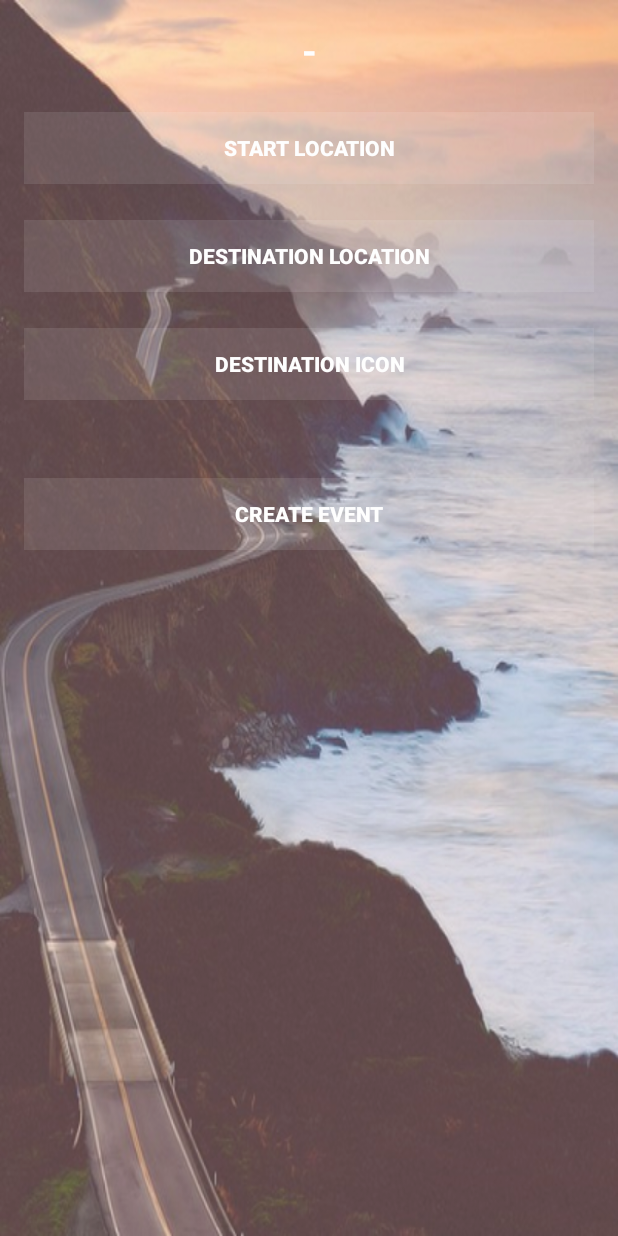
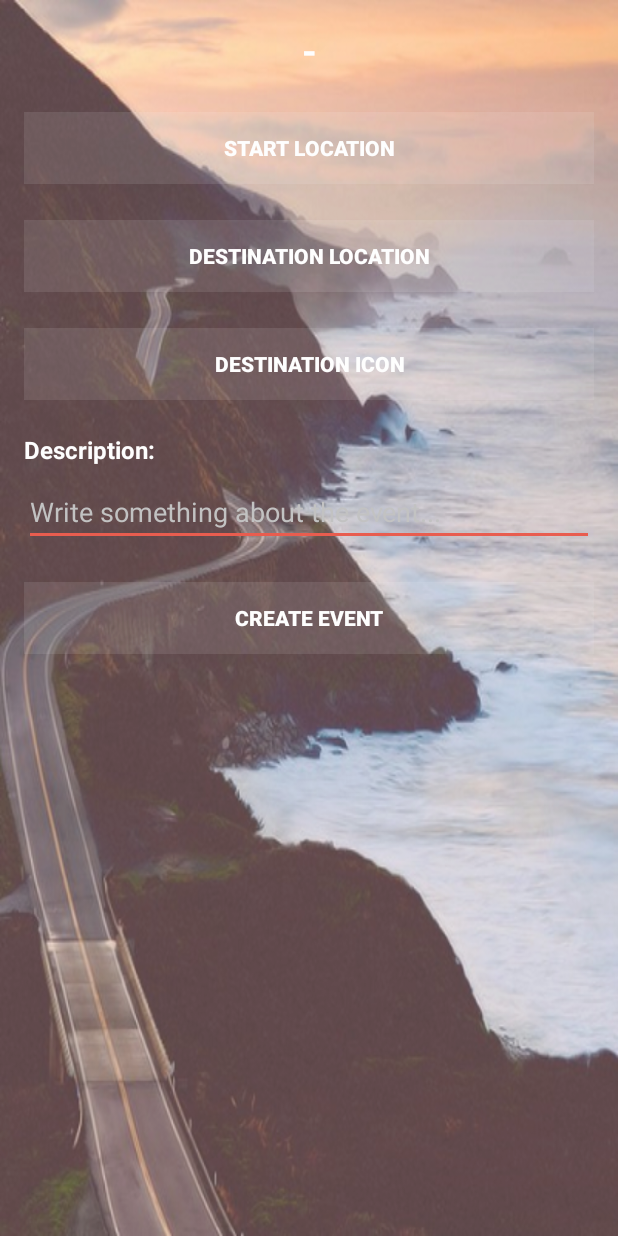
Before and after one commit to shubhamvishnu/TISY, an Android app: the CreateEvent screen opened directly, with no data from a screen before it, on a phone screen of 412 x 824 dp. Run offline under Robolectric (Android 15) with nearby library versions, the phone set to English and light mode, and no system bars; libraries missing offline, so code that uses them is left out: com.firebase.client; plain views replace CircularImageView; 3 statements that could not run were skipped.

Commit message:
Updated the create event layout. Added event description option.

```diff
--- a/app/src/main/res/layout/activity_create_event.xml
+++ b/app/src/main/res/layout/activity_create_event.xml
@@ -1,12 +1,12 @@
 <?xml version="1.0" encoding="utf-8"?>
 <android.support.design.widget.CoordinatorLayout xmlns:android="http://schemas.android.com/apk/res/android"
+    xmlns:app="http://schemas.android.com/apk/res-auto"
     xmlns:tools="http://schemas.android.com/tools"
-    xmlns:app="http://schemas.android.com/apk/res-auto"
     android:id="@+id/coordinatorLayoutCreateEvent"
+    android:layout_width="match_parent"
+    android:layout_height="match_parent"
+    android:alpha="0.9"
     android:background="@drawable/background_create_event"
-    android:layout_width="match_parent"
-    android:alpha="0.9"
-    android:layout_height="match_parent"
     tools:context=".CreateEvent">
 
 
@@ -55,71 +55,74 @@
                     <!--android:layout_below="@id/userId"-->
                     <!--android:orientation="vertical">-->
                     <LinearLayout
+                        android:id="@+id/sLocationLinearLayout"
                         android:layout_width="fill_parent"
                         android:layout_height="wrap_content"
                         android:layout_below="@+id/userId"
+                        android:orientation="horizontal"
                         android:paddingBottom="@dimen/activity_vertical_margin"
                         android:paddingLeft="@dimen/activity_horizontal_margin"
                         android:paddingRight="@dimen/activity_horizontal_margin"
-                        android:paddingTop="@dimen/activity_vertical_margin"
-                        android:id="@+id/sLocationLinearLayout"
-                        android:orientation="horizontal">
+                        android:paddingTop="@dimen/activity_vertical_margin">
+
                         <EditText
                             android:id="@+id/sLocationDescEditText"
                             android:layout_width="0dp"
                             android:layout_height="38dp"
                             android:layout_weight="1"
-                            android:textCursorDrawable="@drawable/edit_text_curson_color_style"
-                            android:textSize="16dp"
+                            android:hint="Start Location"
                             android:scrollbarAlwaysDrawVerticalTrack="true"
                             android:scrollbars="vertical"
+                            android:textColor="@android:color/white"
                             android:textColorHint="#bcbcbc"
-                            android:hint="Start Location"
-                            android:textColor="@android:color/white" />
+                            android:textCursorDrawable="@drawable/edit_text_curson_color_style"
+                            android:textSize="16dp" />
 
                         <android.support.v7.widget.AppCompatImageButton
                             android:id="@+id/editSLocationImageButton"
                             android:layout_width="38dp"
                             android:layout_height="38dp"
-                            android:tint="@android:color/white"
                             android:adjustViewBounds="true"
                             android:background="@android:color/transparent"
                             android:elevation="20dp"
                             android:scaleType="fitCenter"
+                            android:tint="@android:color/white"
                             app:srcCompat="@drawable/edit_slocation_icon" />
                     </LinearLayout>
+
                     <LinearLayout
+                        android:id="@+id/dLocationLinearLayout"
                         android:layout_width="fill_parent"
                         android:layout_height="wrap_content"
                         android:layout_below="@+id/sLocationLinearLayout"
-                        android:id="@+id/dLocationLinearLayout"
+                        android:orientation="horizontal"
                         android:paddingBottom="@dimen/activity_vertical_margin"
                         android:paddingLeft="@dimen/activity_horizontal_margin"
                         android:paddingRight="@dimen/activity_horizontal_margin"
-                        android:paddingTop="@dimen/activity_vertical_margin"
-                        android:orientation="horizontal">
+                        android:paddingTop="@dimen/activity_vertical_margin">
+
                         <EditText
                             android:id="@+id/dLocationDescEditText"
                             android:layout_width="0dp"
                             android:layout_height="38dp"
                             android:layout_weight="1"
-                            android:textCursorDrawable="@drawable/edit_text_curson_color_style"
-                            android:textSize="16dp"
+                            android:hint="destination Location"
                             android:scrollbarAlwaysDrawVerticalTrack="true"
                             android:scrollbars="vertical"
+                            android:textColor="@android:color/white"
                             android:textColorHint="#bcbcbc"
-                            android:hint="destination Location"
-                            android:textColor="@android:color/white" />
+                            android:textCursorDrawable="@drawable/edit_text_curson_color_style"
+                            android:textSize="16dp" />
 
                         <android.support.v7.widget.AppCompatImageButton
                             android:id="@+id/editDLocationImageButton"
                             android:layout_width="38dp"
                             android:layout_height="38dp"
-                            android:tint="@android:color/white"
                             android:adjustViewBounds="true"
                             android:background="@android:color/transparent"
                             android:elevation="20dp"
                             android:scaleType="fitCenter"
+                            android:tint="@android:color/white"
                             app:srcCompat="@drawable/edit_slocation_icon" />
                     </LinearLayout>
 
@@ -147,8 +150,6 @@
                     <!--android:orientation="vertical">-->
 
 
-
-
                     <Button
                         android:id="@+id/dlocation"
                         android:layout_width="match_parent"
@@ -170,14 +171,37 @@
                     <!--app:siBorderWidth="2dp"-->
                     <!--android:tint="@android:color/white"-->
                     <!--app:siBorderColor="@android:color/transparent"/>-->
+                    <LinearLayout
+                        android:id="@+id/dLocationIconLinearLayout"
+                        android:layout_width="fill_parent"
+                        android:layout_height="wrap_content"
+                        android:layout_below="@+id/dLocationLinearLayout"
+                        android:orientation="horizontal"
+                        android:paddingBottom="@dimen/activity_vertical_margin"
+                        android:paddingLeft="@dimen/activity_horizontal_margin"
+                        android:paddingRight="@dimen/activity_horizontal_margin"
+                        android:paddingTop="@dimen/activity_vertical_margin">
+                        <TextView
+                            android:layout_width="0dp"
+                            android:layout_height="wrap_content"
+                            android:textSize="16dp"
+                            android:layout_gravity="center"
+                            android:gravity="center"
+                            android:text="Destination Icon:"
+                            android:textColor="@android:color/white"
+                            android:textStyle="bold"
+                            android:layout_weight="1"/>
                         <ImageButton
-                        android:id="@+id/dIconImageButton"
-                        android:layout_below="@+id/dlocation"
-                        android:layout_width="100dp"
-                        android:layout_height="100dp"
+                            android:id="@+id/dLocationIconImageButton"
+                            android:layout_width="42dp"
+                            android:layout_height="42dp"
+                            android:scaleType="fitCenter"
+                            android:adjustViewBounds="true"
                             android:background="@android:color/transparent"
-                        android:tint="@android:color/white"
                             />
+
+                    </LinearLayout>
+
                     <Button
                         android:id="@+id/dIconButton"
                         android:layout_width="match_parent"
@@ -192,9 +216,26 @@
                         android:textColor="@android:color/white"
                         android:textStyle="bold" />
 
-
-
-
+                    <TextView
+                        android:id="@+id/descriptionTextView"
+                        android:layout_width="fill_parent"
+                        android:layout_height="wrap_content"
+                        android:layout_below="@+id/dLocationIconLinearLayout"
+                        android:textColor="@android:color/white"
+                        android:textStyle="bold"
+                        android:layout_marginBottom="8dp"
+                        android:textSize="16dp"
+                        android:text="Description:"/>
+                    <EditText
+                        android:id="@+id/descriptionEditText"
+                        android:layout_below="@+id/descriptionTextView"
+                        android:layout_width="fill_parent"
+                        android:layout_height="wrap_content"
+                        android:textColor="@android:color/white"
+                        android:hint="Write something about the event..."
+                        android:textColorHint="#bcbcbc"
+                        android:layout_marginBottom="24dp"
+                        />
 
 
 
@@ -224,14 +265,4 @@
             </RelativeLayout>
         </ScrollView>
     </RelativeLayout>
-
-
-
-
-
-
-
-
-
-
 </android.support.design.widget.CoordinatorLayout>
```
Also changed, not shown: app/src/main/java/com/projects/shubhamkhandelwal/tisy/CreateEvent.java (+378 -7 lines), app/src/main/java/com/projects/shubhamkhandelwal/tisy/MapsActivity.java (+7 -0 lines), app/src/main/res/layout/dialog_event_info_layout.xml (+23 -0 lines). Lines whose indentation alone changed are shown as unchanged.
